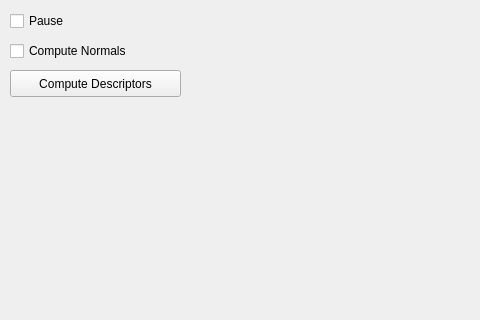
This is kpoApp.ui in jbeuckm/kinect_pcl_osc_qt as Qt 5 draws it before an edit; both pictures show x 0 to 480 and y 0 to 320 of the 932 by 521 pixel window. The edited form follows.
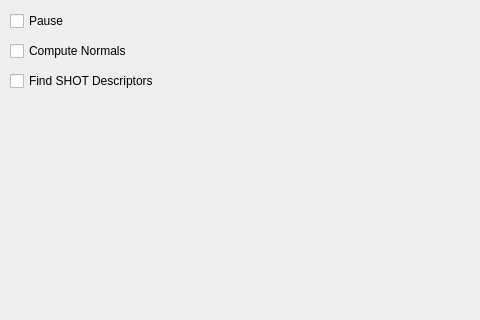
This is the edited form. Custom widgets are drawn as their Qt base class.

Commit message: almost computing SHOT

Diff of the .ui file:
```diff
--- a/kpoApp.ui
+++ b/kpoApp.ui
@@ -136,19 +136,6 @@
      <enum>Qt::Horizontal</enum>
     </property>
    </widget>
-   <widget class="QPushButton" name="computeDescriptorsButton">
-    <property name="geometry">
-     <rect>
-      <x>10</x>
-      <y>70</y>
-      <width>171</width>
-      <height>27</height>
-     </rect>
-    </property>
-    <property name="text">
-     <string>Compute Descriptors</string>
-    </property>
-   </widget>
    <widget class="QCheckBox" name="pauseCheckBox">
     <property name="geometry">
      <rect>
@@ -175,6 +162,19 @@
      <string>Compute Normals</string>
     </property>
    </widget>
+   <widget class="QCheckBox" name="findSHOTdescriptors">
+    <property name="geometry">
+     <rect>
+      <x>10</x>
+      <y>70</y>
+      <width>181</width>
+      <height>22</height>
+     </rect>
+    </property>
+    <property name="text">
+     <string>Find SHOT Descriptors</string>
+    </property>
+   </widget>
   </widget>
  </widget>
  <customwidgets>
```
The commit also changes 4 other files.
